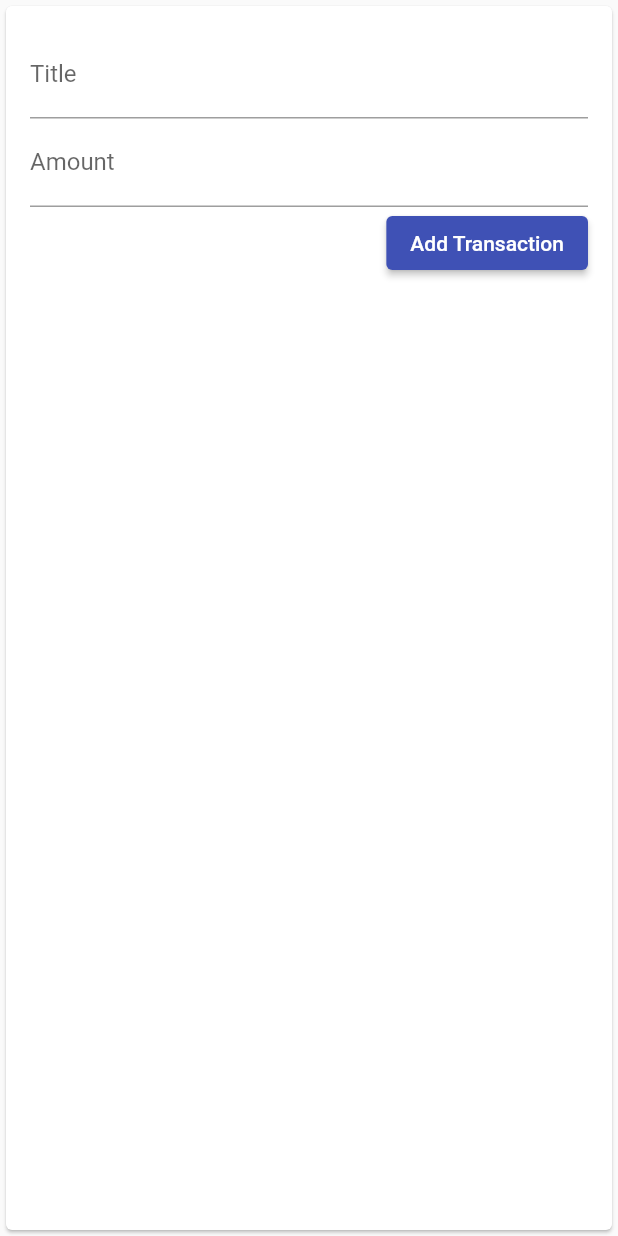
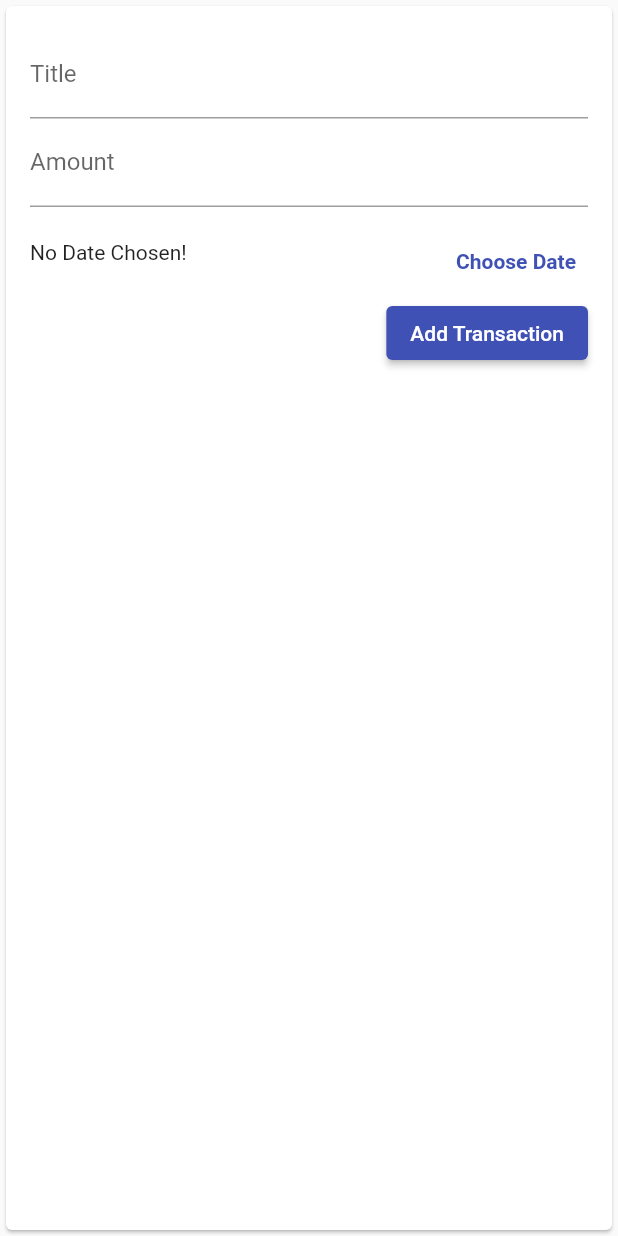
Before and after one commit to huseyintemel/flutterexamples, a Flutter app: the NewTransaction widget shown alone on an empty page, opened directly with empty values, after a tap on "Add Transaction", on a phone screen of 412 x 824 dp. Run offline on Flutter 3.47's test engine with Material 2 defaults, Android fonts, the phone set to English and light mode, and no system bars.

Commit message:
Added date picker

```diff
--- a/lib/main.dart
+++ b/lib/main.dart
@@ -115,11 +115,11 @@ class MyHomePageState extends State<MyHomePage> {
     }).toList();
   }
 
-  void addTransaction(String title,double amount){
+  void addTransaction(String title,double amount,DateTime chosenDate){
     final newTransaction = Transaction(
       title: title,
       amount: amount,
-      date: DateTime.now(),
+      date: chosenDate,
       id: DateTime.now().toString()
     );
 
--- a/lib/widgets/new_transaction.dart
+++ b/lib/widgets/new_transaction.dart
@@ -1,4 +1,5 @@
 import 'package:flutter/material.dart';
+import 'package:intl/intl.dart';
 
 class NewTransaction extends StatefulWidget {
   final Function addTransaction;
@@ -12,18 +13,30 @@ class NewTransaction extends StatefulWidget {
 class _NewTransactionState extends State<NewTransaction> {
   final titleController = TextEditingController();
   final amountController = TextEditingController();
+  DateTime? selectedDate;
 
   void submitData(){
     final enteredTitle = titleController.text;
     final enteredAmount = double.parse(amountController.text);
 
-    if(enteredTitle.isEmpty || enteredAmount <= 0){
+    if(enteredTitle.isEmpty || enteredAmount <= 0 || selectedDate == null){
       return;
     }
 
-    widget.addTransaction(enteredTitle,enteredAmount);
+    widget.addTransaction(enteredTitle,enteredAmount,selectedDate);
 
     Navigator.of(context).pop(); //Close modal after finished adding transaction
+  }
+
+  void showDateChooser(){
+    showDatePicker(context: context, initialDate: DateTime.now(),firstDate: DateTime(2020), lastDate: DateTime.now()).then((pickedDate) {
+      if (pickedDate == null) {
+        return;
+      }
+      setState(() {
+        selectedDate = pickedDate;
+      });
+    });
   }
 
   @override
@@ -45,6 +58,19 @@ class _NewTransactionState extends State<NewTransaction> {
               keyboardType: const TextInputType.numberWithOptions(decimal: true),
               onSubmitted: (val)=>submitData(),
             ),
+            Row(children: <Widget>[
+              Expanded(child: Text(selectedDate == null ? 'No Date Chosen!' : 'Picked Date: ${DateFormat.yMd().format(selectedDate!)}',),),
+              Padding(
+                padding: const EdgeInsets.only(top: 12),
+                child: TextButton(
+                  style: TextButton.styleFrom(
+                    textStyle: const TextStyle(fontWeight: FontWeight.bold),
+                  ),
+                  onPressed: showDateChooser,
+                  child: const Text('Choose Date'),
+                ),
+              )
+            ],),
             ElevatedButton(
               onPressed: submitData,
               child: const Text('Add Transaction'),
```
